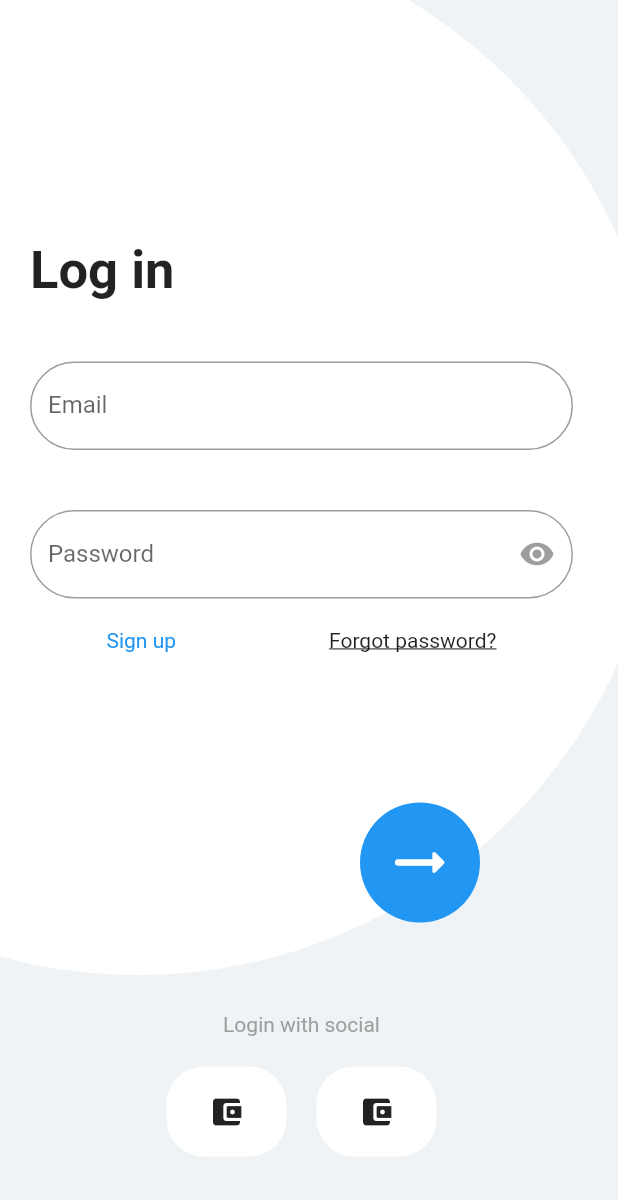
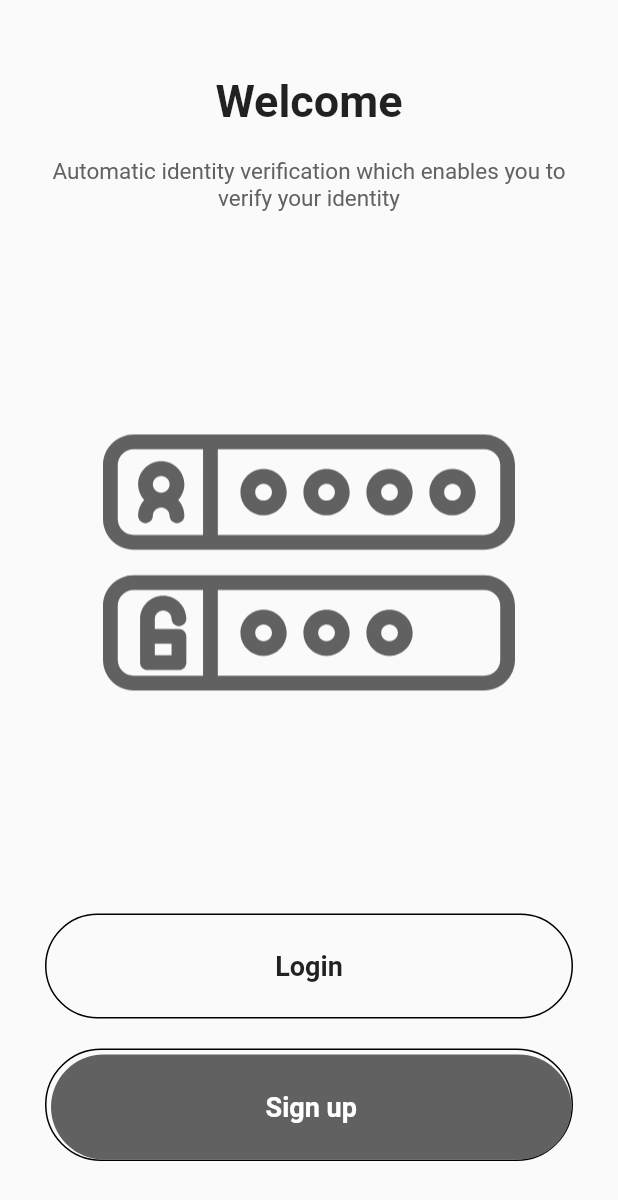
Before and after one commit to Khurshidddbek/debt_app, a Flutter app: the screen it shows after launch, on a phone screen of 412 x 824 dp. Shown: the top 1200 px of the screen. Run offline on Flutter 3.47's test engine with Material 2 defaults, Android fonts, the light colour scheme and no system bars; our stand-ins replace animate_do, firebase_auth, flutter_svg_provider, fluttertoast, iconsax, shared_preferences; accounts and stored records are empty.

Commit message:
Register Page UI

```diff
--- a/lib/main.dart
+++ b/lib/main.dart
@@ -1,10 +1,11 @@
 import 'package:firebase_auth/firebase_auth.dart';
 import 'package:flutter/material.dart';
+import 'package:qarz_app/pages/Authentication/registration_page.dart';
 import 'package:qarz_app/pages/create_page.dart';
 import 'package:qarz_app/pages/home_page.dart';
 import 'package:qarz_app/pages/settings_page.dart';
-import 'package:qarz_app/pages/signin_page.dart';
-import 'package:qarz_app/pages/signup_page.dart';
+import 'package:qarz_app/pages/Authentication/signin_page.dart';
+import 'package:qarz_app/pages/Authentication/signup_page.dart';
 import 'package:qarz_app/services/prefs_service.dart';
 
 void main() {
@@ -15,15 +16,19 @@ class MyApp extends StatelessWidget {
   @override
   Widget build(BuildContext context) {
     return MaterialApp(
-      title: 'Flutter Demo',
+      title: 'Your debt',
       debugShowCheckedModeBanner: false,
       theme: ThemeData(
         primarySwatch: Colors.blue,
       ),
-      home: SignInPage(),
+      home: RegistrationPage(),
       routes: {
+        // Authentication
+        RegistrationPage.id: (context) => RegistrationPage(),
         SignInPage.id: (context) => SignInPage(),
         SignUpPage.id: (context) => SignUpPage(),
+
+        // Home
         HomePage.id: (context) => HomePage(),
         CreatePage.id: (context) => CreatePage(),
         SettingsPage.id: (context) => SettingsPage(),
--- /dev/null
+++ b/lib/pages/authentication/registration_page.dart
@@ -0,0 +1,113 @@
+import 'package:flutter/material.dart';
+import 'package:flutter_svg_provider/flutter_svg_provider.dart';
+
+class RegistrationPage extends StatelessWidget {
+  static final String id = 'registration_page';
+
+  const RegistrationPage({Key? key}) : super(key: key);
+
+  @override
+  Widget build(BuildContext context) {
+    final double fullHeight = MediaQuery.of(context).size.height;
+    final double fullWidth = MediaQuery.of(context).size.width;
+
+    return Scaffold(
+      body: SafeArea(
+        child: Container(
+          width: double.infinity,
+          height: fullHeight,
+          padding: EdgeInsets.symmetric(horizontal: 30, vertical: 50),
+          child: Column(
+            mainAxisAlignment: MainAxisAlignment.spaceBetween,
+            crossAxisAlignment: CrossAxisAlignment.center,
+            children: [
+              Column(
+                children: [
+                  Text(
+                    'Welcome',
+                    style: TextStyle(fontWeight: FontWeight.bold, fontSize: 30),
+                  ),
+                  SizedBox(
+                    height: 20,
+                  ),
+                  Text(
+                    'Automatic identity verification which enables you to verify your identity',
+                    textAlign: TextAlign.center,
+                    style: TextStyle(
+                      fontSize: 15,
+                      color: Colors.grey[700],
+                    ),
+                  ),
+                ],
+              ),
+              Container(
+                child: Image(
+                  height: fullHeight / 3,
+                  width: fullWidth - 60,
+                  color: Colors.grey[700],
+                  image: Svg(
+                    'assets/images/authentication/login.svg',
+                  ),
+                ),
+              ),
+
+              // Buttons
+              Column(
+                children: [
+                  // Button : Login
+                  MaterialButton(
+                    height: 70,
+                    minWidth: double.infinity,
+                    child: Text(
+                      'Login',
+                      style:
+                          TextStyle(fontWeight: FontWeight.w600, fontSize: 18),
+                    ),
+                    onPressed: () {},
+                    shape: RoundedRectangleBorder(
+                        side: BorderSide(
+                          color: Colors.black,
+                        ),
+                        borderRadius: BorderRadius.circular(50)),
+                  ),
+                  SizedBox(
+                    height: 20,
+                  ),
+
+                  // Button : Sign up
+                  Container(
+                    padding: EdgeInsets.only(top: 3, left: 3),
+                    decoration: BoxDecoration(
+                        borderRadius: BorderRadius.circular(50),
+                        border: Border(
+                          bottom: BorderSide(color: Colors.black),
+                          top: BorderSide(color: Colors.black),
+                          left: BorderSide(color: Colors.black),
+                          right: BorderSide(color: Colors.black),
+                        )),
+                    child: MaterialButton(
+                      height: 70,
+                      minWidth: double.infinity,
+                      child: Text(
+                        'Sign up',
+                        style: TextStyle(
+                            color: Colors.white,
+                            fontWeight: FontWeight.w600,
+                            fontSize: 18),
+                      ),
+                      onPressed: () {},
+                      color: Colors.grey[700],
+                      elevation: 0,
+                      shape: RoundedRectangleBorder(
+                          borderRadius: BorderRadius.circular(50)),
+                    ),
+                  ),
+                ],
+              ),
+            ],
+          ),
+        ),
+      ),
+    );
+  }
+}
--- a/lib/pages/signup_page.dart
+++ b/lib/pages/authentication/signup_page.dart
@@ -1,8 +1,8 @@
 import 'package:flutter/material.dart';
 import 'package:provider/provider.dart';
 import 'package:qarz_app/pages/home_page.dart';
-import 'package:qarz_app/pages/signin_page.dart';
-import 'package:qarz_app/viewmodel/signup_view_model.dart';
+import 'package:qarz_app/pages/Authentication/signin_page.dart';
+import 'package:qarz_app/viewmodel/Authentication/signup_view_model.dart';
 
 class SignUpPage extends StatefulWidget {
   static final String id = 'signup_page';
--- a/lib/services/Authentication/auth_service.dart
+++ b/lib/services/Authentication/auth_service.dart
@@ -1,6 +1,6 @@
 import 'package:firebase_auth/firebase_auth.dart';
 import 'package:flutter/material.dart';
-import 'package:qarz_app/pages/signin_page.dart';
+import 'package:qarz_app/pages/Authentication/signin_page.dart';
 import 'package:qarz_app/services/prefs_service.dart';
 import 'package:qarz_app/services/utils_service.dart';
 
--- a/pubspec.yaml
+++ b/pubspec.yaml
@@ -20,6 +20,7 @@ dependencies:
   shared_preferences: ^2.0.7
   firebase_auth: ^3.1.3
   provider: ^6.0.1
+  flutter_svg_provider: ^0.1.10
   ##flutter_plus: ^1.0.0 ## Error. Why? - I don't know
 
 dev_dependencies:
@@ -31,7 +32,8 @@ flutter:
   uses-material-design: true
 
   assets:
-    - assets/images/
+    - assets/images/authentication/
+    - assets/images/user_avatars/
 
   # fonts:
   #   - family: Schyler
```
Also changed, not shown: lib/pages/authentication/signin_page.dart (renamed from lib/pages/signin_page.dart, +39 -7 lines), lib/services/Authentication/validator.dart (added, +41 -0 lines), lib/viewmodel/Authentication/signin_view_model.dart (renamed from lib/viewmodel/signup_view_model.dart, +11 -4 lines), lib/viewmodel/Authentication/signup_view_model.dart (renamed from lib/viewmodel/signin_view_model.dart, +5 -2 lines), assets/images/authentication/login.svg (added), assets/images/authentication/profile.svg (added), assets/images/user_avatars/avatar-1.png (renamed from assets/images/avatar-1.png), assets/images/user_avatars/avatar-2.png (renamed from assets/images/avatar-2.png), assets/images/user_avatars/avatar-3.png (renamed from assets/images/avatar-3.png), assets/images/user_avatars/avatar-4.png (renamed from assets/images/avatar-4.png), assets/images/user_avatars/avatar-5.png (renamed from assets/images/avatar-5.png), assets/images/user_avatars/avatar-6.png (renamed from assets/images/avatar-6.png), pubspec.lock, 6 other files.
